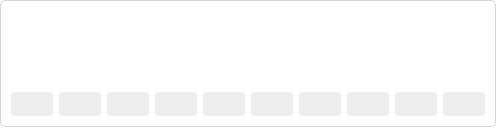
First picture: the form in CutScene/resources/visualmodeelement_view.ui, repository amanatron/CUT-SCENE, before the edit.
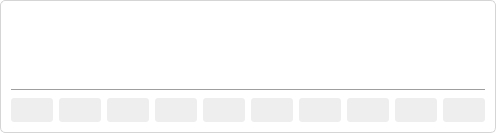
Second picture: the form after the edit. Icons and pictures are not drawn.

```diff
--- a/CutScene/resources/visualmodeelement_view.ui
+++ b/CutScene/resources/visualmodeelement_view.ui
@@ -6,12 +6,12 @@
    <rect>
     <x>0</x>
     <y>0</y>
-    <width>330</width>
-    <height>127</height>
+    <width>474</width>
+    <height>133</height>
    </rect>
   </property>
   <property name="sizePolicy">
-   <sizepolicy hsizetype="Ignored" vsizetype="MinimumExpanding">
+   <sizepolicy hsizetype="Fixed" vsizetype="MinimumExpanding">
     <horstretch>0</horstretch>
     <verstretch>1</verstretch>
    </sizepolicy>
@@ -51,9 +51,18 @@
 }
 </string>
   </property>
-  <layout class="QVBoxLayout" name="verticalLayout">
+  <layout class="QVBoxLayout" name="verticalLayout" stretch="0,1,1,0,0">
+   <property name="sizeConstraint">
+    <enum>QLayout::SetDefaultConstraint</enum>
+   </property>
    <item>
     <widget class="QLabel" name="elementLabel">
+     <property name="minimumSize">
+      <size>
+       <width>0</width>
+       <height>17</height>
+      </size>
+     </property>
      <property name="styleSheet">
       <string notr="true">font: 63 italic 8pt &quot;Segoe UI Semibold&quot;;</string>
      </property>
@@ -79,6 +88,12 @@
        <verstretch>1</verstretch>
       </sizepolicy>
      </property>
+     <property name="minimumSize">
+      <size>
+       <width>0</width>
+       <height>31</height>
+      </size>
+     </property>
      <property name="sizeIncrement">
       <size>
        <width>0</width>
@@ -96,8 +111,48 @@
      </property>
     </widget>
    </item>
+   <item>
+    <widget class="QWidget" name="subElementsWidget" native="true">
+     <property name="sizePolicy">
+      <sizepolicy hsizetype="Preferred" vsizetype="Expanding">
+       <horstretch>1</horstretch>
+       <verstretch>1</verstretch>
+      </sizepolicy>
+     </property>
+     <layout class="QVBoxLayout" name="subElementsLayout">
+      <property name="leftMargin">
+       <number>0</number>
+      </property>
+      <property name="topMargin">
+       <number>0</number>
+      </property>
+      <property name="rightMargin">
+       <number>0</number>
+      </property>
+      <property name="bottomMargin">
+       <number>0</number>
+      </property>
+     </layout>
+    </widget>
+   </item>
+   <item>
+    <widget class="Line" name="line">
+     <property name="minimumSize">
+      <size>
+       <width>0</width>
+       <height>3</height>
+      </size>
+     </property>
+     <property name="orientation">
+      <enum>Qt::Horizontal</enum>
+     </property>
+    </widget>
+   </item>
    <item>
     <layout class="QHBoxLayout" name="horizontalLayout">
+     <property name="sizeConstraint">
+      <enum>QLayout::SetDefaultConstraint</enum>
+     </property>
      <item>
       <widget class="QPushButton" name="controlButton">
        <property name="toolTip">
@@ -225,6 +280,12 @@
      </item>
      <item>
       <widget class="QPushButton" name="editButton">
+       <property name="minimumSize">
+        <size>
+         <width>0</width>
+         <height>0</height>
+        </size>
+       </property>
        <property name="toolTip">
         <string>Edit</string>
        </property>
```
